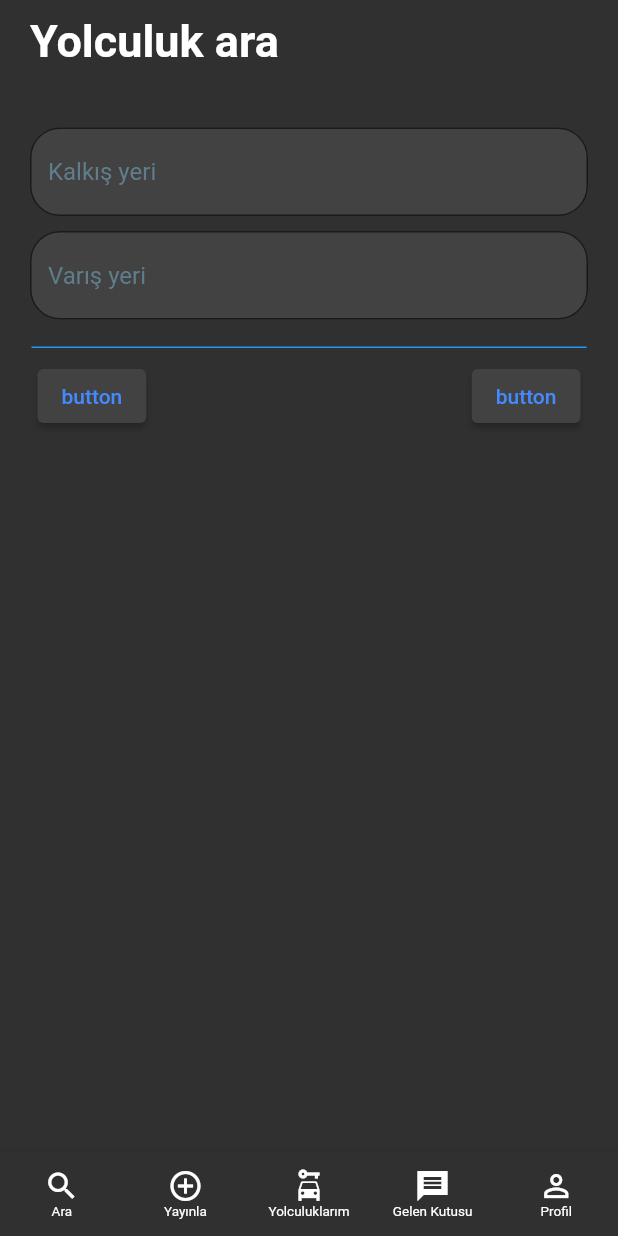
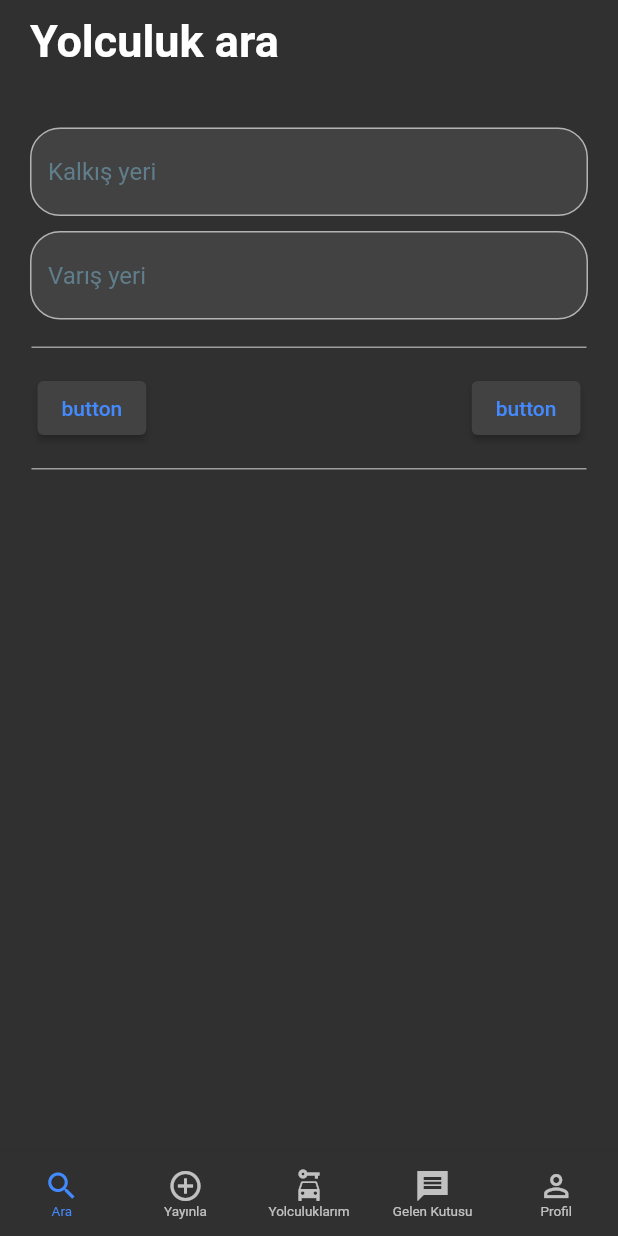
Before and after one commit to ealpago/Benideal, a Flutter app: the screen it shows after launch, on a phone screen of 412 x 824 dp. Run offline on Flutter 3.47's test engine with Material 2 defaults, Android fonts, the phone set to English and light mode, and no system bars.

Commit message:
Initial commit

```diff
--- a/lib/main.dart
+++ b/lib/main.dart
@@ -29,25 +29,28 @@ class _MyAppState extends State<MyApp> {
 
   final List<Widget> _children = [
     SearchPage(),
+    PublishPage(),
+    TripsPage(),
     MessagesPages(),
-    ProfilePage(),
-    PublishPage(),
-    TripsPage()
+    ProfilePage()
   ];
 
   @override
   Widget build(BuildContext context) {
     return MaterialApp(
+      darkTheme: ThemeData(
+        brightness: Brightness.dark,
+      ),
+      themeMode: ThemeMode.dark,
+      debugShowCheckedModeBanner: false,
       home: Scaffold(
         body: _children[_currentIndex],
         bottomNavigationBar: BottomNavigationBar(
         selectedFontSize: 9.0,
         unselectedFontSize: 9.0,
-        backgroundColor: Colors.grey[850],
         type: BottomNavigationBarType.fixed,
         currentIndex: _currentIndex,
-        selectedItemColor: Colors.white,
-        unselectedItemColor: Colors.white,
+        selectedItemColor: Colors.blueAccent,
         items: [
           BottomNavigationBarItem(
             icon: Icon(Icons.search),
--- a/lib/pages/searchPage.dart
+++ b/lib/pages/searchPage.dart
@@ -1,7 +1,7 @@
-import 'package:benideal/pages/tripsPage.dart';
 import 'package:flutter/cupertino.dart';
 import 'package:flutter/material.dart';
 import 'package:flutter/painting.dart';
+
 
 class SearchPage extends StatefulWidget {
   @override
@@ -74,10 +74,12 @@ class _SearchPageState extends State<SearchPage> {
                 height: 1.0,
                 margin: EdgeInsets.symmetric(horizontal: 1.0, vertical: 8.0),
                 decoration: BoxDecoration(
-                  color:  Colors.blue
+                  color: Colors.grey
                 ),
               ),
-              Row(
+              Padding(
+                padding: EdgeInsets.only(top: 8.0, bottom: 8.0),
+                child: Row(
                   children: [
                       Padding(
                         padding: EdgeInsets.only(left: 5.0),
@@ -112,6 +114,14 @@ class _SearchPageState extends State<SearchPage> {
                       ),
                   ],
                 ),
+              ),
+              Container(
+                height: 1.0,
+                margin: EdgeInsets.symmetric(horizontal: 1.0, vertical: 8.0),
+                decoration: BoxDecoration(
+                    color: Colors.grey
+                ),
+              ),
          ],
         ),
       ),
```
Also changed, not shown: lib/pages/publishPage.dart (+57 -3 lines), lib/pages/tripsPage.dart (+7 -3 lines). Lines whose indentation alone changed are shown as unchanged.
